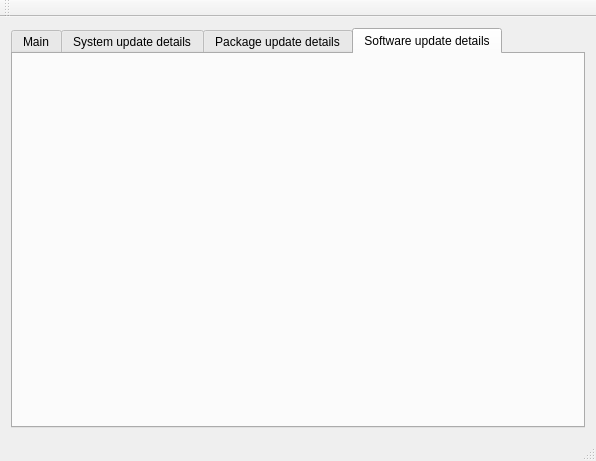
Above: src-qt4/pc-updatecenter/mainwindow.ui from trueos/pcbsd before the change. Below: the same form after it.
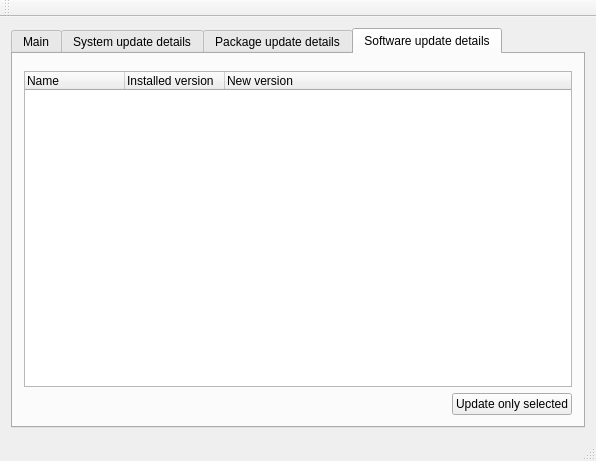
That is the form after the change. The open tabs and pages were chosen to show the change. Icons and pictures are not drawn. Custom widgets are drawn as their Qt base class.

Diff of the .ui file:
```diff
--- a/src-qt4/pc-updatecenter/mainwindow.ui
+++ b/src-qt4/pc-updatecenter/mainwindow.ui
@@ -432,6 +432,54 @@
        <attribute name="title">
         <string>Software update details</string>
        </attribute>
+       <layout class="QVBoxLayout" name="verticalLayout_17">
+        <item>
+         <widget class="IndicatorWidget" name="pbiDetailsIndicator" native="true"/>
+        </item>
+        <item>
+         <widget class="QTreeWidget" name="pbiUpdateList">
+          <column>
+           <property name="text">
+            <string>Name</string>
+           </property>
+          </column>
+          <column>
+           <property name="text">
+            <string>Installed version</string>
+           </property>
+          </column>
+          <column>
+           <property name="text">
+            <string>New version</string>
+           </property>
+          </column>
+         </widget>
+        </item>
+        <item>
+         <layout class="QHBoxLayout" name="horizontalLayout_8">
+          <item>
+           <spacer name="horizontalSpacer_9">
+            <property name="orientation">
+             <enum>Qt::Horizontal</enum>
+            </property>
+            <property name="sizeHint" stdset="0">
+             <size>
+              <width>40</width>
+              <height>20</height>
+             </size>
+            </property>
+           </spacer>
+          </item>
+          <item>
+           <widget class="QPushButton" name="pushButton_7">
+            <property name="text">
+             <string>Update only selected</string>
+            </property>
+           </widget>
+          </item>
+         </layout>
+        </item>
+       </layout>
       </widget>
      </widget>
     </item>
```
